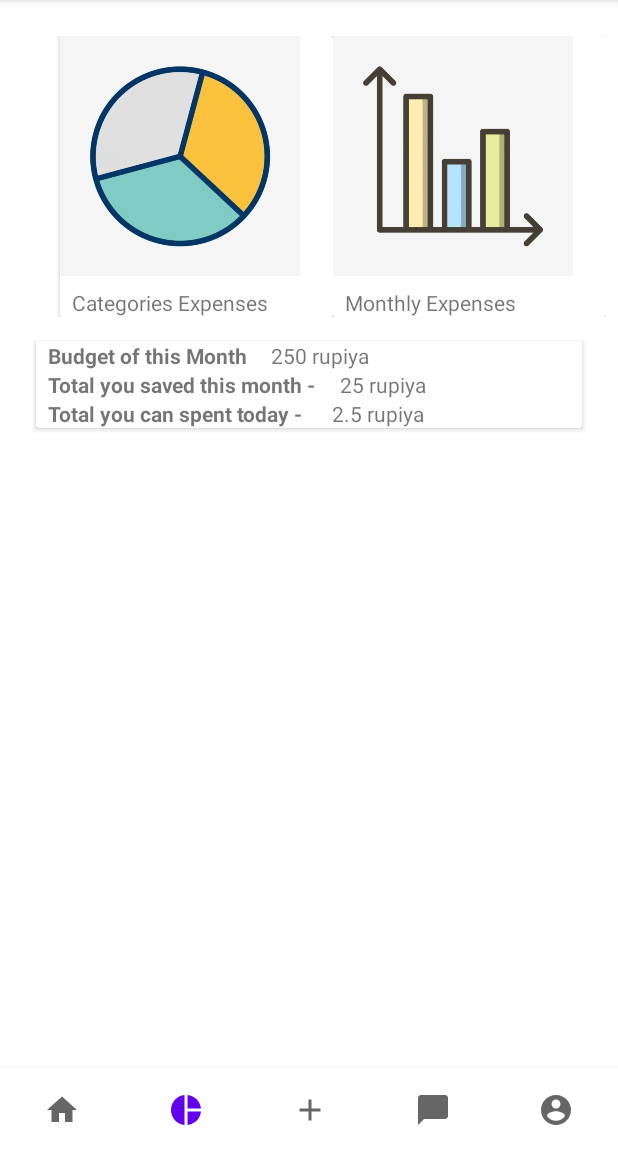
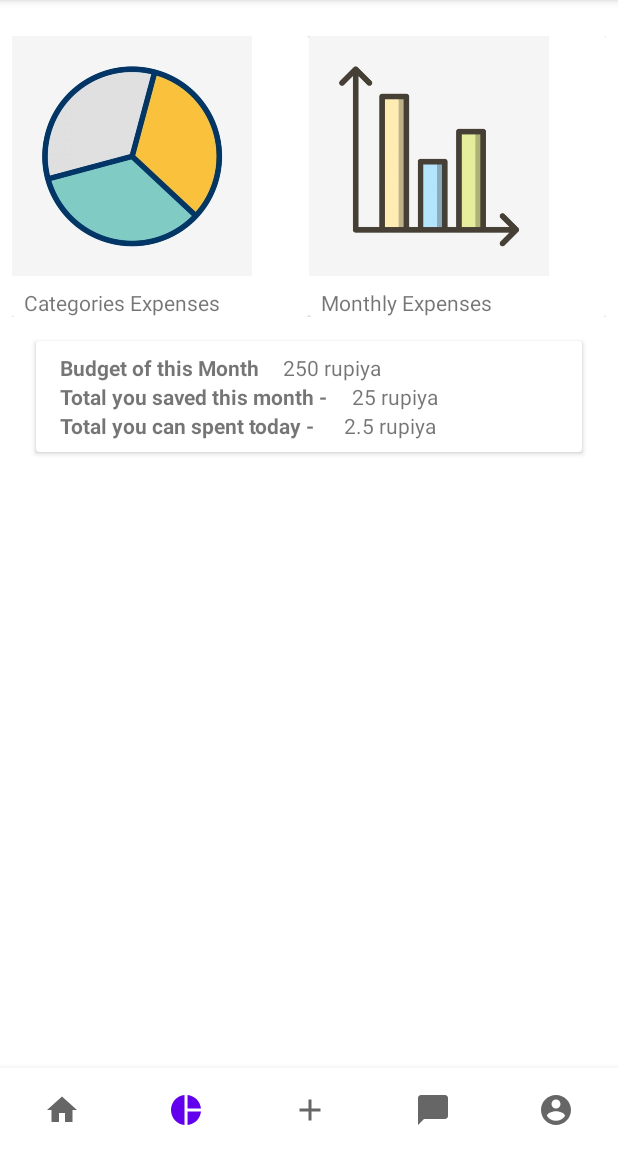
Before and after one commit to nikeight/expense_tracker_app, an Android app: the ExpenseTrackFragment screen opened through its navigation route, on a phone screen of 412 x 824 dp, the part 84-1236 px from its top. Run offline under Robolectric (Android 15) with nearby library versions, the phone set to English and light mode, and no system bars; our stand-ins replace navigation-ui.

Commit message:
runtime error resolved

```diff
--- a/app/src/main/java/com/appchef/expense_tracker_app/model/database/ExpenseRecordDao.kt
+++ b/app/src/main/java/com/appchef/expense_tracker_app/model/database/ExpenseRecordDao.kt
@@ -1,8 +1,10 @@
 package com.appchef.expense_tracker_app.model.database
 
+import androidx.room.Dao
 import androidx.room.Insert
 import com.appchef.expense_tracker_app.model.entitie.ExpenseRecord
 
+@Dao
 interface ExpenseRecordDao {
 
     @Insert
--- a/app/src/main/java/com/appchef/expense_tracker_app/model/entitie/ExpenseRecord.kt
+++ b/app/src/main/java/com/appchef/expense_tracker_app/model/entitie/ExpenseRecord.kt
@@ -9,7 +9,7 @@ import java.util.*
 @Entity(tableName = "expense_record_table")
 data class ExpenseRecord(
     @ColumnInfo val amount: String,
-    @ColumnInfo val date: Date,
+    @ColumnInfo val date: String,
     @ColumnInfo val category: String,
     @ColumnInfo val title: String,
 
--- a/app/src/main/res/layout/fragment_expense_track.xml
+++ b/app/src/main/res/layout/fragment_expense_track.xml
@@ -16,8 +16,7 @@
         <androidx.cardview.widget.CardView
             android:layout_width="0dp"
             android:layout_height="wrap_content"
-            android:layout_weight="1"
-            android:layout_marginStart="32dp">
+            android:layout_weight="1">
 
             <RelativeLayout
                 android:layout_width="match_parent"
@@ -80,7 +79,8 @@
 
         <RelativeLayout
             android:layout_width="match_parent"
-            android:layout_height="wrap_content">
+            android:layout_height="wrap_content"
+            android:padding="8dp">
 
             <TextView
                 android:id="@+id/budgetHeading"
```
